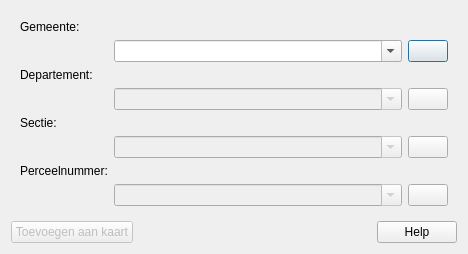
Old version of the form ui_geopunt4qgisParcel.ui in the repository warrieka/geopunt4Qgis.
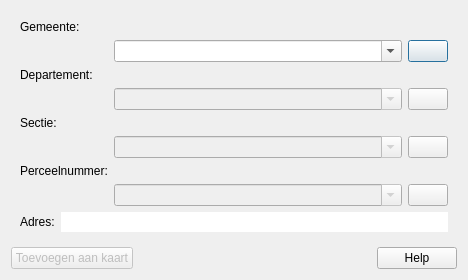
New version of the form. Icons and pictures are not drawn.

Patch:
```diff
--- a/ui_geopunt4qgisParcel.ui
+++ b/ui_geopunt4qgisParcel.ui
@@ -8,13 +8,19 @@
     <x>0</x>
     <y>0</y>
     <width>468</width>
-    <height>232</height>
+    <height>280</height>
    </rect>
   </property>
+  <property name="minimumSize">
+   <size>
+    <width>0</width>
+    <height>280</height>
+   </size>
+  </property>
   <property name="maximumSize">
    <size>
     <width>900</width>
-    <height>232</height>
+    <height>280</height>
    </size>
   </property>
   <property name="windowTitle">
@@ -237,9 +243,50 @@
         </item>
        </layout>
       </item>
+      <item row="9" column="0" colspan="2">
+       <layout class="QHBoxLayout" name="horizontalLayout_5">
+        <item>
+         <layout class="QHBoxLayout" name="horizontalLayout_6">
+          <item>
+           <widget class="QLabel" name="label">
+            <property name="text">
+             <string>Adres:</string>
+            </property>
+           </widget>
+          </item>
+          <item>
+           <widget class="QLineEdit" name="adresLine">
+            <property name="enabled">
+             <bool>true</bool>
+            </property>
+            <property name="frame">
+             <bool>false</bool>
+            </property>
+            <property name="readOnly">
+             <bool>true</bool>
+            </property>
+           </widget>
+          </item>
+         </layout>
+        </item>
+       </layout>
+      </item>
      </layout>
     </widget>
    </item>
+   <item>
+    <spacer name="verticalSpacer">
+     <property name="orientation">
+      <enum>Qt::Vertical</enum>
+     </property>
+     <property name="sizeHint" stdset="0">
+      <size>
+       <width>20</width>
+       <height>40</height>
+      </size>
+     </property>
+    </spacer>
+   </item>
    <item>
     <layout class="QHBoxLayout" name="widgetBtnsLayout">
      <item>
```
